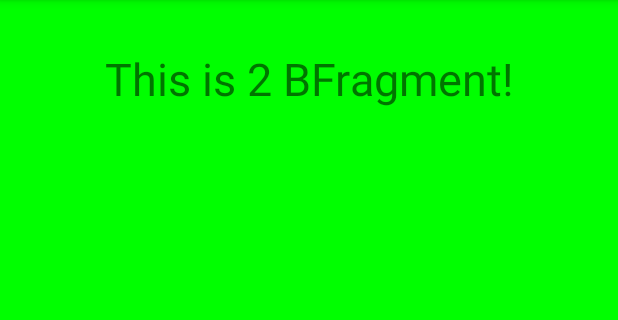
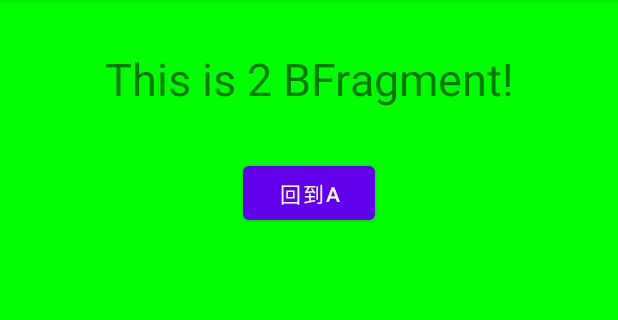
Before and after one commit to soapgu/NavigationPopup, an Android app: the BFragment screen opened through its navigation route, on a phone screen of 412 x 824 dp, the part 84-404 px from its top. Run offline under Robolectric (Android 15) with nearby library versions, the phone set to English and light mode, and no system bars.

Commit message:
feat: 🎸 增加popBackStack从B到A

```diff
--- a/app/src/main/java/com/demo/navigationpopup/BFragment.java
+++ b/app/src/main/java/com/demo/navigationpopup/BFragment.java
@@ -5,6 +5,8 @@ import android.os.Bundle;
 import androidx.annotation.NonNull;
 import androidx.annotation.Nullable;
 import androidx.fragment.app.Fragment;
+import androidx.navigation.NavDirections;
+import androidx.navigation.Navigation;
 
 import android.view.LayoutInflater;
 import android.view.View;
@@ -53,5 +55,12 @@ public class BFragment extends Fragment {
         super.onViewCreated(view, savedInstanceState);
         TextView textView = view.findViewById(R.id.msg);
         textView.setText( String.format("This is %d BFragment!",index ) );
+        view.findViewById(R.id.btn_back_a).setOnClickListener( v -> {
+            /*
+            NavDirections action = BFragmentDirections.actionBFragmentToAFragment();
+            Navigation.findNavController(view).navigate(action);
+             */
+            Navigation.findNavController(view).popBackStack();
+        } );
     }
 }
--- a/app/src/main/res/layout/fragment_b.xml
+++ b/app/src/main/res/layout/fragment_b.xml
@@ -4,8 +4,8 @@
     xmlns:tools="http://schemas.android.com/tools"
     android:layout_width="match_parent"
     android:layout_height="match_parent"
-    tools:context=".BFragment"
-    android:background="@color/green">
+    android:background="@color/green"
+    tools:context=".BFragment">
 
     <TextView
         android:id="@+id/msg"
@@ -17,4 +17,14 @@
         app:layout_constraintStart_toStartOf="parent"
         app:layout_constraintTop_toTopOf="parent" />
 
+    <Button
+        android:id="@+id/btn_back_a"
+        android:layout_width="wrap_content"
+        android:layout_height="wrap_content"
+        android:layout_marginTop="32dp"
+        android:text="@string/back_a"
+        app:layout_constraintEnd_toEndOf="parent"
+        app:layout_constraintStart_toStartOf="parent"
+        app:layout_constraintTop_toBottomOf="@+id/msg" />
+
 </androidx.constraintlayout.widget.ConstraintLayout>
--- a/app/src/main/res/navigation/nav_graph.xml
+++ b/app/src/main/res/navigation/nav_graph.xml
@@ -18,5 +18,12 @@
         android:id="@+id/BFragment"
         android:name="com.demo.navigationpopup.BFragment"
         android:label="fragment_b"
-        tools:layout="@layout/fragment_b" />
+        tools:layout="@layout/fragment_b" >
+        <action
+            android:id="@+id/action_BFragment_to_AFragment"
+            app:destination="@id/AFragment"
+            app:launchSingleTop="true"
+            app:popUpTo="@id/AFragment"
+            app:popUpToInclusive="false" />
+    </fragment>
 </navigation>
--- a/app/src/main/res/values/strings.xml
+++ b/app/src/main/res/values/strings.xml
@@ -3,4 +3,5 @@
     <!-- TODO: Remove or change this placeholder text -->
     <string name="hello_blank_fragment">Hello blank fragment</string>
     <string name="jump_b">跳转B</string>
+    <string name="back_a">回到A</string>
 </resources>
```
